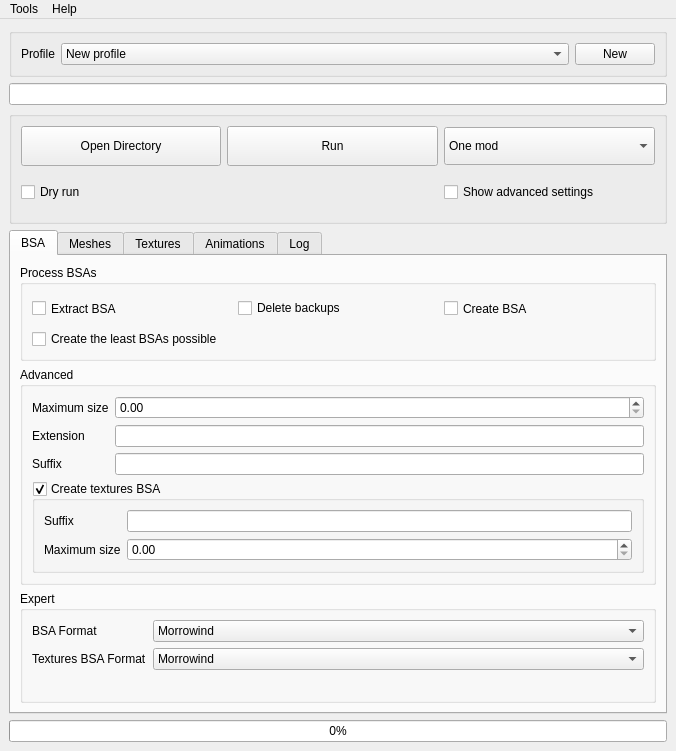
Before: the Qt Designer form source/GUI/MainWindow.ui in Guekka/cathedral-assets-optimizer, drawn with Qt 5.
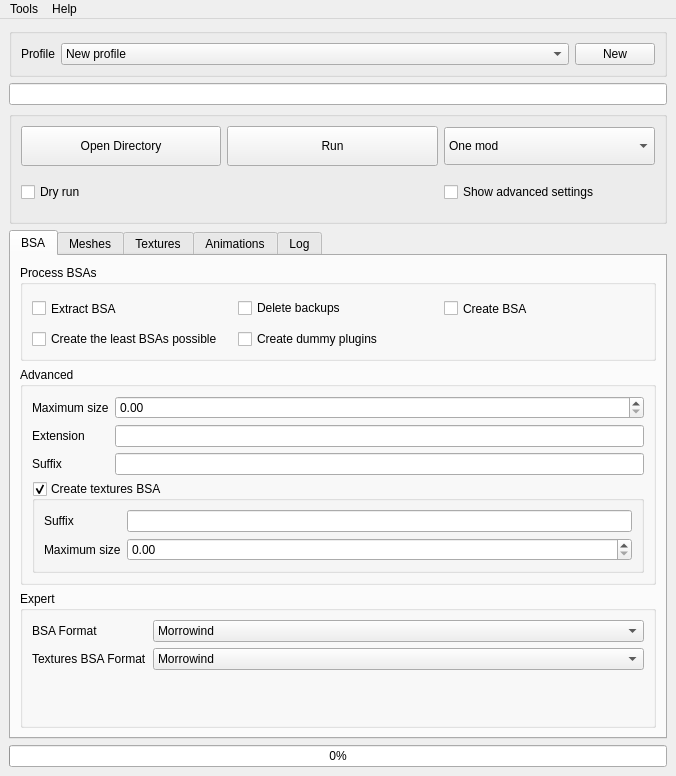
After: the same form once the commit is applied.

Commit message: [BSA] Creating dummy plugins is now an option [BSA] Fixed the option to create the least BSAs possible

Patch:
```diff
--- a/source/GUI/MainWindow.ui
+++ b/source/GUI/MainWindow.ui
@@ -7,7 +7,7 @@
     <x>0</x>
     <y>0</y>
     <width>676</width>
-    <height>751</height>
+    <height>776</height>
    </rect>
   </property>
   <property name="sizePolicy">
@@ -364,6 +364,13 @@
              </property>
             </widget>
            </item>
+           <item row="1" column="2">
+            <widget class="QCheckBox" name="bsaCreateDummiesCheckBox">
+             <property name="text">
+              <string>Create dummy plugins</string>
+             </property>
+            </widget>
+           </item>
           </layout>
          </widget>
         </item>
```
Left out of the diff: 4 changed lines with no effect on the pictures. The commit also changes 4 other files.
